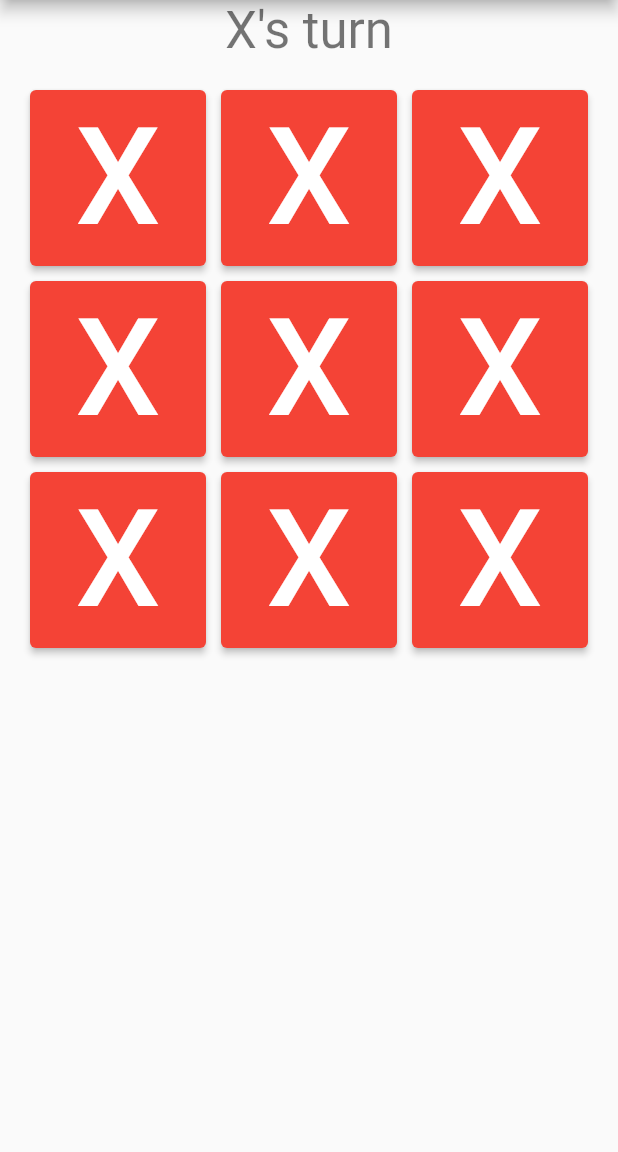
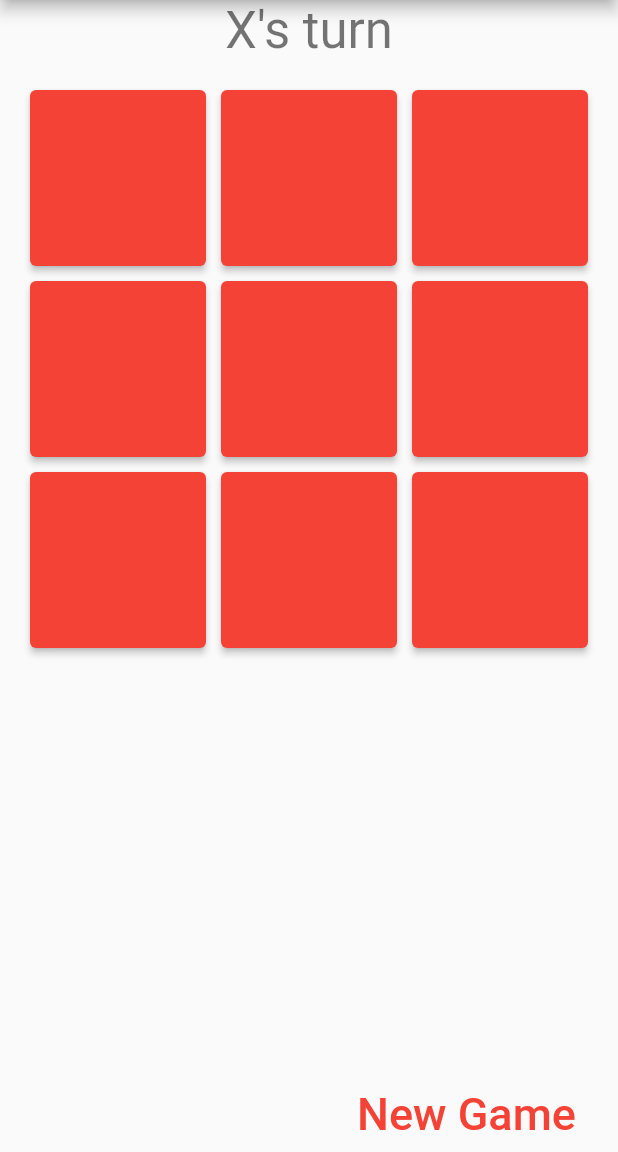
Before and after one commit to rhit-yiny1/Tic-Tac-Toe-App, a Flutter app: the screen it shows after launch, on a phone screen of 412 x 824 dp, the part 84-1236 px from its top. Run offline on Flutter 3.47's test engine with Material 2 defaults, Android fonts, the phone set to English and light mode, and no system bars.

Commit message:
finished non image version

```diff
--- a/tic_tac_toe/lib/main.dart
+++ b/tic_tac_toe/lib/main.dart
@@ -56,9 +56,15 @@ class _MyHomePageState extends State<MyHomePage> {
       buttons.add(ElevatedButton(
         onPressed: () {
           print("You pressed button number $k");
+          setState(() {
+            game.pressedSquare(k);
+          });
+          print("new state == $game");
         },
         child: Text(
-          "X",
+          (game.board[k] == TicTacToeMark.x)
+              ? "X"
+              : ((game.board[k] == TicTacToeMark.o) ? "O" : " "),
           style: TextStyle(fontSize: 90.0),
         ),
       ));
@@ -68,6 +74,8 @@ class _MyHomePageState extends State<MyHomePage> {
         title: Text(widget.title),
       ),
       body: Center(
+        child: Container(
+          constraints: const BoxConstraints(maxWidth: 500.0),
           child: Column(
             mainAxisAlignment: MainAxisAlignment.center,
             children: <Widget>[
@@ -75,8 +83,13 @@ class _MyHomePageState extends State<MyHomePage> {
                 this.gameStateString,
                 style: Theme.of(context).textTheme.headline4,
               ),
-            Expanded(
+              Flexible(
+                fit: FlexFit.tight,
+                flex: 4,
+                child: Container(
+                  constraints: const BoxConstraints(maxWidth: 500.0),
                   child: GridView.count(
+                    childAspectRatio: 1 / 1,
                     primary: false,
                     physics: const NeverScrollableScrollPhysics(),
                     padding: const EdgeInsets.all(20),
@@ -85,8 +98,25 @@ class _MyHomePageState extends State<MyHomePage> {
                     crossAxisCount: 3,
                     children: buttons,
                   ),
+                ),
+              ),
+              Row(
+                mainAxisAlignment: MainAxisAlignment.end,
+                children: [
+                  TextButton(
+                    onPressed: () {
+                      setState(() {
+                        game = TicTacToeGame();
+                      });
+                    },
+                    child: const Text("New Game",
+                        style: TextStyle(fontSize: 30.0)),
+                  ),
+                  SizedBox(width: 20.0),
+                ],
               )
             ],
+          ),
         ),
       ),
     );
```
Lines whose indentation alone changed are shown as unchanged.
